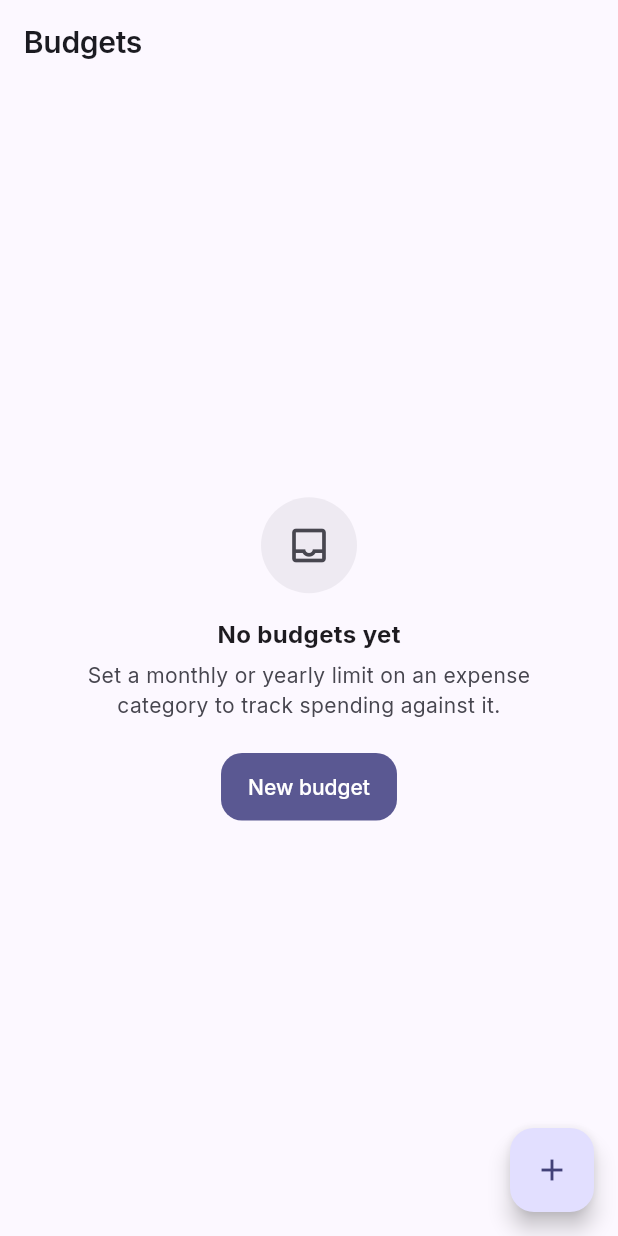
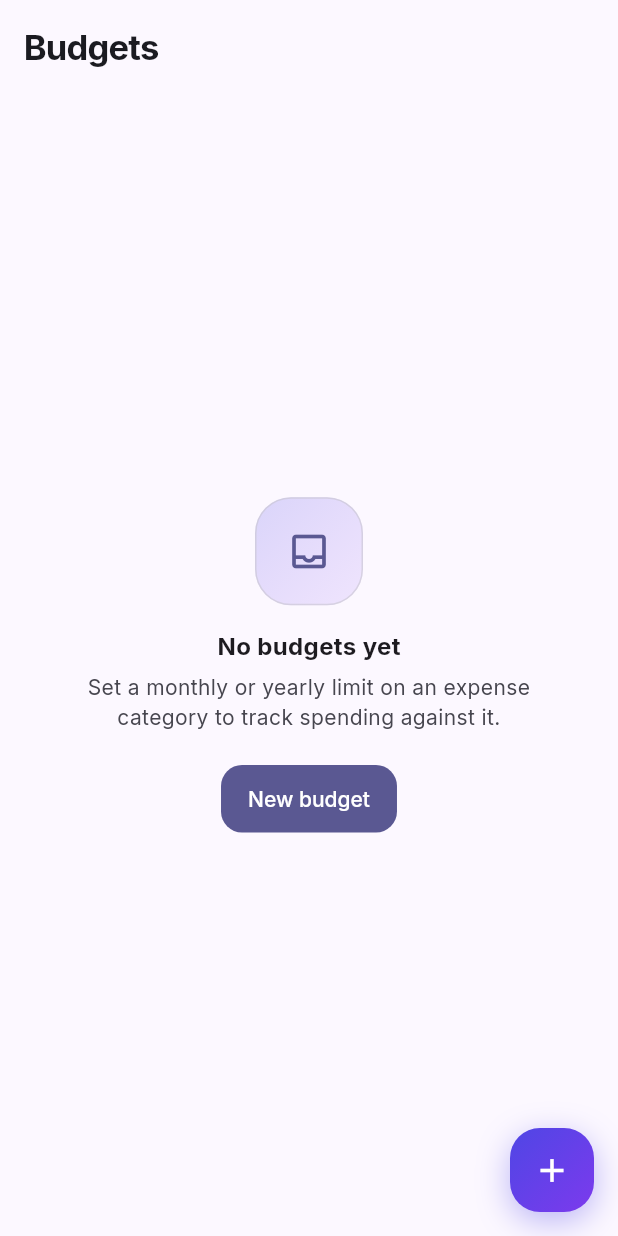
Before and after one commit to TheCoderAS/nizkhata, a Flutter app: the BudgetsScreen screen opened by its route, on a phone screen of 412 x 824 dp. Run offline on Flutter 3.47's test engine with Material 3 defaults, Android fonts, the phone set to English and light mode, and no system bars; our stand-ins replace cloud_firestore, csv, file_picker, firebase_auth, firebase_core, fl_chart and 10 more; missing offline and left inert: home_widget, pointycastle, quick_actions, syncfusion_flutter_pdf; accounts and stored records are empty; statements that could not run were skipped.

Commit message:
Replace the stock Material chrome: gradient buttons, lifted lists, bigger titles (#103)
The parts of the app nobody had touched still announced themselves as a
default Flutter build. This takes the four most obvious:

- Action buttons: eight stock circular FABs become one gradient rounded
  square, matching the radius language of the nav pill and the cards
  instead of cutting across it. The transactions button keeps its glyph
  that rotates into a close, so the component takes a child as well as an
  icon name.
- Empty states: the grey puck becomes a gradient badge in the brand
  colours with the icon in primary, so an empty screen looks composed
  rather than unfinished.
- List cards fade and lift into place as they build, staggered across the
  first few rows. Deliberately slight: enough to make a list feel built
  rather than dumped, not enough to notice twice.
- App bar titles go up to 23px, heavier and tighter, on a taller bar.

The gradient button merges its semantics: without that the InkWell
publishes an unlabelled button node of its own beside it and a screen
reader announces nothing. The test asserts the label is findable rather
than reading a node off the tree, which is what caught it.

Version 1.7.0+51. 124/124 tests, analyzer clean.


Claude-Session: https://claude.ai/code/session_016jkAcgzuuxTfBiAgMLWgC4

Co-authored-by: Claude <noreply@anthropic.com>

```diff
--- a/mobile/lib/core/theme.dart
+++ b/mobile/lib/core/theme.dart
@@ -52,7 +52,9 @@ ThemeData _base(Brightness brightness, ColorScheme scheme) {
       // (without this the title rendered near-invisible on the light surface).
       foregroundColor: scheme.onSurface,
       iconTheme: IconThemeData(color: scheme.onSurface),
-      titleTextStyle: textTheme.titleLarge?.copyWith(fontSize: 20, color: scheme.onSurface),
+      toolbarHeight: 64,
+      titleTextStyle: textTheme.titleLarge
+          ?.copyWith(fontSize: 23, fontWeight: FontWeight.w700, letterSpacing: -0.5, color: scheme.onSurface),
     ),
     cardTheme: CardThemeData(
       // Cards sit a step ABOVE the scaffold surface so they lift off the
--- a/mobile/lib/screens/accounts_screen.dart
+++ b/mobile/lib/screens/accounts_screen.dart
@@ -32,10 +32,10 @@ class AccountsScreen extends StatelessWidget {
     return Scaffold(
       appBar: AppBar(title: const Text('Accounts')),
       floatingActionButton: canManage
-          ? FloatingActionButton(
+          ? GradientFab(
               onPressed: () => showAccountForm(context),
               tooltip: 'Add account',
-              child: const Icon(Icons.add),
+              icon: Icons.add,
             )
           : null,
       body: accounts.isEmpty
--- a/mobile/lib/screens/budgets_screen.dart
+++ b/mobile/lib/screens/budgets_screen.dart
@@ -32,10 +32,10 @@ class BudgetsScreen extends StatelessWidget {
     return Scaffold(
       appBar: AppBar(title: const Text('Budgets')),
       floatingActionButton: canManage
-          ? FloatingActionButton(
+          ? GradientFab(
               onPressed: () => showBudgetForm(context),
               tooltip: 'Add budget',
-              child: const Icon(Icons.add),
+              icon: Icons.add,
             )
           : null,
       body: rows.isEmpty
--- a/mobile/lib/screens/categories_screen.dart
+++ b/mobile/lib/screens/categories_screen.dart
@@ -108,10 +108,10 @@ class _CategoriesScreenState extends State<CategoriesScreen> {
           ),
         ),
         floatingActionButton: canManage
-            ? FloatingActionButton(
+            ? GradientFab(
               onPressed: () => showCategoryForm(context),
               tooltip: 'Add category',
-              child: const Icon(Icons.add),
+              icon: Icons.add,
             )
             : null,
         body: Column(
--- a/mobile/lib/screens/contacts_screen.dart
+++ b/mobile/lib/screens/contacts_screen.dart
@@ -48,10 +48,10 @@ class _ContactsScreenState extends State<ContactsScreen> {
     return Scaffold(
       appBar: AppBar(title: const Text('Contacts')),
       floatingActionButton: canManage
-          ? FloatingActionButton(
+          ? GradientFab(
               onPressed: () => showContactForm(context),
               tooltip: 'Add contact',
-              child: const Icon(Icons.add),
+              icon: Icons.add,
             )
           : null,
       body: Column(
--- a/mobile/lib/screens/debts_screen.dart
+++ b/mobile/lib/screens/debts_screen.dart
@@ -158,10 +158,10 @@ class _DebtsScreenState extends State<DebtsScreen> {
     }
     return Scaffold(
       floatingActionButton: canManage
-          ? FloatingActionButton(
+          ? GradientFab(
               onPressed: () => showDebtForm(context),
               tooltip: 'Add debt',
-              child: const Icon(Icons.add),
+              icon: Icons.add,
             )
           : null,
       body: Column(
--- a/mobile/lib/screens/dues_screen.dart
+++ b/mobile/lib/screens/dues_screen.dart
@@ -211,10 +211,10 @@ class _DuesScreenState extends State<DuesScreen> {
     return Scaffold(
       appBar: widget.standalone ? AppBar(title: const Text('Dues')) : null,
       floatingActionButton: canManage
-          ? FloatingActionButton(
+          ? GradientFab(
               onPressed: () => showDueForm(context),
               tooltip: 'Add due',
-              child: const Icon(Icons.add),
+              icon: Icons.add,
             )
           : null,
       body: Column(
--- a/mobile/lib/screens/shared_screen.dart
+++ b/mobile/lib/screens/shared_screen.dart
@@ -141,10 +141,10 @@ class SharedScreen extends StatelessWidget {
         ],
       ),
       floatingActionButton: (canManage && partners.isNotEmpty)
-          ? FloatingActionButton(
+          ? GradientFab(
               onPressed: () => _showAddExpense(context, partners),
               tooltip: 'Add expense',
-              child: const Icon(Icons.add),
+              icon: Icons.add,
             )
           : null,
       body: ListView(
--- a/mobile/lib/screens/transactions_screen.dart
+++ b/mobile/lib/screens/transactions_screen.dart
@@ -457,7 +457,7 @@ class _TransactionsScreenState extends State<TransactionsScreen> {
           ),
           const SizedBox(height: 12),
         ],
-        FloatingActionButton(
+        GradientFab(
           onPressed: () => setState(() => _fabOpen = !_fabOpen),
           tooltip: _fabOpen ? 'Close' : 'Add',
           child: AnimatedRotation(
--- a/mobile/lib/widgets/common.dart
+++ b/mobile/lib/widgets/common.dart
@@ -211,13 +211,21 @@ class EmptyView extends StatelessWidget {
           mainAxisSize: MainAxisSize.min,
           children: [
             Container(
-              width: 64,
-              height: 64,
+              width: 72,
+              height: 72,
               decoration: BoxDecoration(
-                color: cs.surfaceContainerHighest.withValues(alpha: 0.6),
-                shape: BoxShape.circle,
+                gradient: LinearGradient(
+                  begin: Alignment.topLeft,
+                  end: Alignment.bottomRight,
+                  colors: [
+                    AppColors.brand.withValues(alpha: 0.20),
+                    AppColors.brandTo.withValues(alpha: 0.10),
+                  ],
+                ),
+                borderRadius: BorderRadius.circular(24),
+                border: Border.all(color: cs.outlineVariant.withValues(alpha: 0.6)),
               ),
-              child: Icon(icon, size: 30, color: cs.onSurfaceVariant),
+              child: Icon(icon, size: 30, color: cs.primary),
             ),
             const SizedBox(height: 16),
             Text(title, style: const TextStyle(fontSize: 16, fontWeight: FontWeight.w700)),
@@ -436,3 +444,90 @@ class _SearchFieldState extends State<SearchField> {
     );
   }
 }
+
+/// The app's action button: a rounded square in the brand gradient, echoing
+/// the nav pill and the cards rather than Material's flat circle.
+class GradientFab extends StatelessWidget {
+  final VoidCallback onPressed;
+  final String tooltip;
+  final IconData icon;
+
+  /// Overrides [icon] — for buttons whose glyph animates (the transactions
+  /// FAB rotates its plus into a close).
+  final Widget? child;
+  const GradientFab({
+    super.key,
+    required this.onPressed,
+    required this.tooltip,
+    this.icon = Icons.add,
+    this.child,
+  });
+
+  @override
+  Widget build(BuildContext context) {
+    // MergeSemantics: without it the InkWell publishes its own unlabelled
+    // button node beside this one, and a screen reader reads an anonymous
+    // button.
+    return MergeSemantics(
+      child: Tooltip(
+        message: tooltip,
+        child: Semantics(
+          button: true,
+          label: tooltip,
+          child: DecoratedBox(
+            decoration: BoxDecoration(
+              gradient: brandGradient,
+              borderRadius: BorderRadius.circular(20),
+              boxShadow: [
+                BoxShadow(
+                  color: AppColors.brand.withValues(alpha: 0.38),
+                  blurRadius: 18,
+                  offset: const Offset(0, 6),
+                ),
+              ],
+            ),
+            child: Material(
+              color: Colors.transparent,
+              child: InkWell(
+                borderRadius: BorderRadius.circular(20),
+                onTap: onPressed,
+                child: SizedBox(
+                  width: 56,
+                  height: 56,
+                  child: IconTheme(
+                    data: const IconThemeData(color: Colors.white, size: 26),
+                    child: child ?? Icon(icon),
+                  ),
+                ),
+              ),
+            ),
+          ),
+        ),
+      ),
+    );
+  }
+}
+
+/// Fades and lifts a list card into place. Subtle on purpose: enough to make a
+/// list feel built rather than dumped, not enough to notice twice.
+class EntranceFade extends StatelessWidget {
+  final Widget child;
+
+  /// Position in the list, used to stagger the first few rows.
+  final int index;
+  const EntranceFade({super.key, required this.child, this.index = 0});
+
+  @override
+  Widget build(BuildContext context) {
+    return TweenAnimationBuilder<double>(
+      tween: Tween(begin: 0, end: 1),
+      duration: Duration(milliseconds: 220 + (index.clamp(0, 6) * 25)),
+      curve: Curves.easeOut,
+      builder: (context, t, child) => Opacity(
+        opacity: t,
+        child: Transform.translate(offset: Offset(0, (1 - t) * 10), child: child),
+      ),
+      child: child,
+    );
+  }
+}
--- a/mobile/lib/widgets/entity_card_list.dart
+++ b/mobile/lib/widgets/entity_card_list.dart
@@ -8,6 +8,7 @@
 import 'package:flutter/material.dart';
 
 import '../core/column_prefs.dart';
+import 'common.dart';
 
 enum CardRole { title, amount, meta }
 
@@ -202,7 +203,7 @@ class _EntityCardListState<T> extends State<EntityCardList<T>> {
             padding: widget.padding,
             itemCount: rows.length,
             separatorBuilder: (_, __) => const SizedBox(height: 10),
-            itemBuilder: (_, i) => _card(context, rows[i]),
+            itemBuilder: (_, i) => EntranceFade(index: i, child: _card(context, rows[i])),
           ),
         ),
       ],
--- a/mobile/pubspec.yaml
+++ b/mobile/pubspec.yaml
@@ -1,7 +1,7 @@
 name: nizkhata
 description: NizKhata — native Android app. Every rupee, accounted for.
 publish_to: "none"
-version: 1.6.2+50
+version: 1.7.0+51
 
 environment:
   sdk: ">=3.4.0 <4.0.0"
```
Also changed, not shown: 1 other file.
